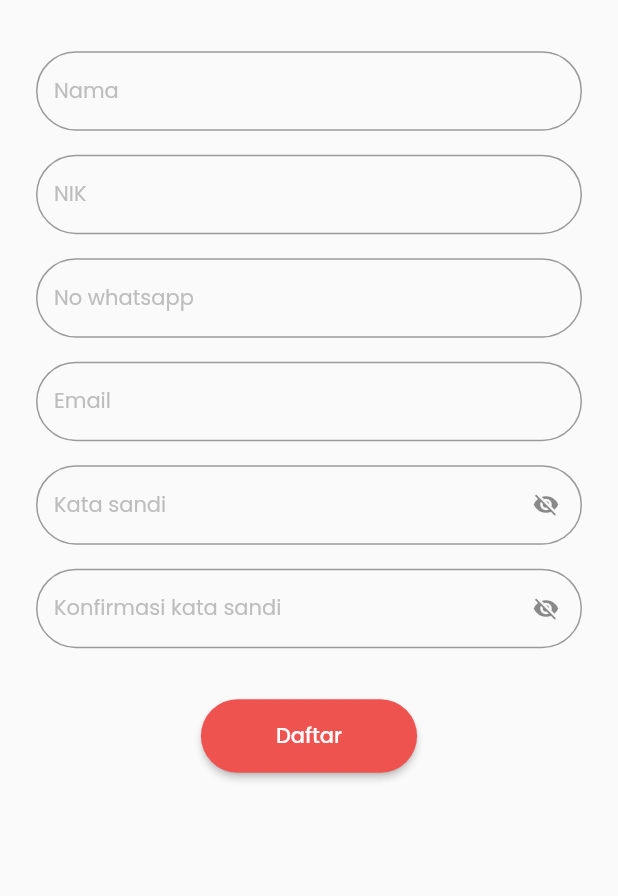
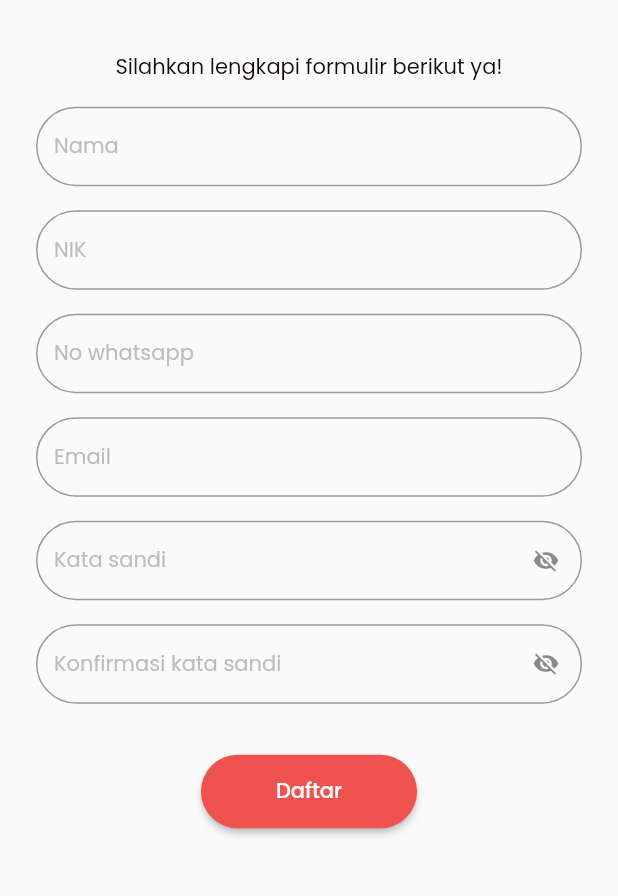
Before and after one commit to ahmadsufyan455/frentjogja, a Flutter app: the screen it shows after launch, after a tap on "Daftar", on a phone screen of 412 x 824 dp, the part 270-1166 px from its top. Run offline on Flutter 3.47's test engine with Material 2 defaults, Android fonts, the phone set to English and light mode, and no system bars; our stand-ins replace get, google_fonts.

Commit message:
refactor some code

```diff
--- a/lib/modules/auth/login/login_screen.dart
+++ b/lib/modules/auth/login/login_screen.dart
@@ -54,7 +54,7 @@ class LoginScreen extends StatelessWidget {
                     child: Text('Lupa password ?', style: kBodyRegular),
                   ),
                 ),
-                const SizedBox(height: 100.0),
+                const SizedBox(height: 80.0),
                 Text('Belum punya akun ?', style: kBodyRegular),
                 InkWell(
                   onTap: () {
--- a/lib/modules/auth/register/sign_up_screen.dart
+++ b/lib/modules/auth/register/sign_up_screen.dart
@@ -31,6 +31,11 @@ class SignUpScreen extends StatelessWidget {
               children: [
                 Image.asset('$image/frent-logo.png', width: 100.0),
                 const SizedBox(height: 34.0),
+                Text(
+                  'Silahkan lengkapi formulir berikut ya!',
+                  style: kBodyRegular,
+                ),
+                const SizedBox(height: 16.0),
                 AuthInput(
                   controller: controller.nameSignUp,
                   hintText: 'Nama',
```
